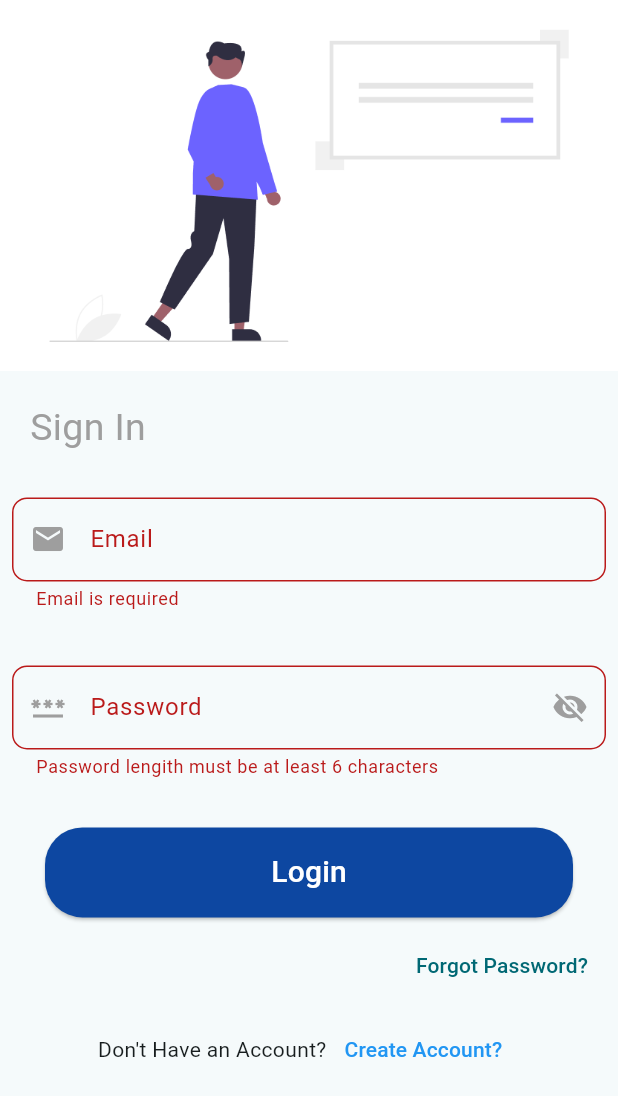
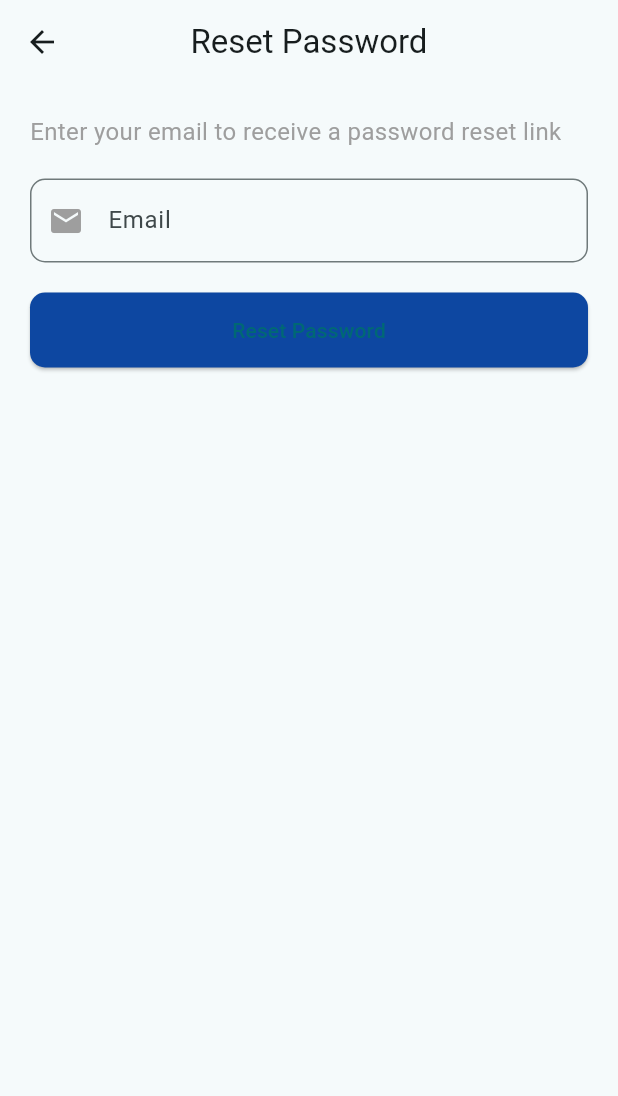
Before and after one commit to kkbughunter/control, a Flutter app: the screen it shows after launch, after a tap on "Login", after a tap on "Forgot Password?", on a phone screen of 412 x 824 dp. Shown: the top 1096 px of the screen. Run offline on Flutter 3.47's test engine with Material 3 defaults, Android fonts, the phone set to English and light mode, and no system bars; our stand-ins replace firebase_auth, firebase_core; accounts and stored records are empty.

Commit message:
firebase register & login done

```diff
--- a/lib/main.dart
+++ b/lib/main.dart
@@ -1,20 +1,23 @@
 import 'package:control/screens/login.dart';
+import 'package:firebase_core/firebase_core.dart';
 import 'package:flutter/material.dart';
+import 'firebase_options.dart';
 
 void main() async {
+  WidgetsFlutterBinding.ensureInitialized();
+  await Firebase.initializeApp(
+    options: DefaultFirebaseOptions.currentPlatform,
+  );
   runApp(const MyApp());
 }
-
-class DefaultFirebaseOptions {}
 
 class MyApp extends StatelessWidget {
   const MyApp({super.key});
 
-  // This widget is the root of your application.
   @override
   Widget build(BuildContext context) {
     return MaterialApp(
-      title: 'Flutter Demo',
+      title: 'IoT Control App',
       theme: ThemeData(
         colorScheme: ColorScheme.fromSeed(seedColor: Colors.white),
         useMaterial3: true,
--- /dev/null
+++ b/lib/screens/forget_password.dart
@@ -0,0 +1,94 @@
+import 'package:flutter/material.dart';
+import 'package:control/authmanagement/auth_manage.dart';
+
+class AppForgetPasswordPage extends StatefulWidget {
+  const AppForgetPasswordPage({super.key});
+
+  @override
+  State<AppForgetPasswordPage> createState() => _AppForgetPasswordPageState();
+}
+
+class _AppForgetPasswordPageState extends State<AppForgetPasswordPage> {
+  final TextEditingController _emailController = TextEditingController();
+  final GlobalKey<FormState> _formKey = GlobalKey<FormState>();
+
+  @override
+  Widget build(BuildContext context) {
+    return Scaffold(
+      appBar: AppBar(title: Text("Reset Password"), centerTitle: true),
+      body: Padding(
+        padding: const EdgeInsets.all(20.0),
+        child: Form(
+          key: _formKey,
+          child: Column(
+            crossAxisAlignment: CrossAxisAlignment.start,
+            children: [
+              Text(
+                "Enter your email to receive a password reset link",
+                style: TextStyle(fontSize: 16, color: Colors.grey),
+              ),
+              SizedBox(height: 20),
+              TextFormField(
+                controller: _emailController,
+                validator: (value) {
+                  if (value == null || value.isEmpty) {
+                    return "Email is required";
+                  }
+                  return null;
+                },
+                decoration: InputDecoration(
+                  labelText: "Email",
+                  hintText: "example@gmail.com",
+                  prefixIcon: Icon(Icons.email, color: Colors.grey),
+                  border: OutlineInputBorder(
+                    borderRadius: BorderRadius.circular(10),
+                  ),
+                ),
+              ),
+              SizedBox(height: 20),
+              Center(
+                child: ElevatedButton(
+                  onPressed: () async {
+                    if (_formKey.currentState!.validate()) {
+                      try {
+                        // await AuthManage()
+                        //     .resetPassword(_emailController.text.trim());
+                        ScaffoldMessenger.of(context).showSnackBar(
+                          SnackBar(
+                            backgroundColor: Colors.green,
+                            content: Text(
+                              "Password reset email sent!",
+                              style: TextStyle(color: Colors.white),
+                            ),
+                          ),
+                        );
+                      } catch (e) {
+                        ScaffoldMessenger.of(context).showSnackBar(
+                          SnackBar(
+                            backgroundColor: Colors.red,
+                            content: Text(
+                              "Error: ${e.toString()}",
+                              style: TextStyle(color: Colors.white),
+                            ),
+                          ),
+                        );
+                      }
+                    }
+                  },
+                  child: Text("Reset Password"),
+                  style: ElevatedButton.styleFrom(
+                    minimumSize: Size(double.infinity, 50),
+                    shape: RoundedRectangleBorder(
+                      borderRadius: BorderRadius.circular(10),
+                    ),
+                    backgroundColor: Colors.blue[900],
+                  ),
+                ),
+              ),
+            ],
+          ),
+        ),
+      ),
+    );
+  }
+}
--- a/lib/screens/login.dart
+++ b/lib/screens/login.dart
@@ -1,3 +1,5 @@
+import 'package:control/authmanagement/auth_manage.dart';
+import 'package:control/screens/forget_password.dart';
 import 'package:flutter/material.dart';
 import 'package:control/screens/register.dart';
 
@@ -9,7 +11,7 @@ class AppLoginScreen extends StatefulWidget {
 }
 
 class _AppLoginScreenState extends State<AppLoginScreen> {
-  bool _isPasswordVisible = false;
+  bool _isPasswordVisible = true;
   final _signFormKey = GlobalKey<FormState>();
   TextEditingController _emailController = TextEditingController();
   TextEditingController _passwordController = TextEditingController();
@@ -98,10 +100,28 @@ class _AppLoginScreenState extends State<AppLoginScreen> {
               Padding(
                 padding: const EdgeInsets.only(top: 4, left: 30, right: 30),
                 child: ElevatedButton(
-                  onPressed: () {
+                  onPressed: () async {
                     if (_signFormKey.currentState!.validate()) {
-                      print("Email: ${_emailController.text}");
-                      print("Password: ${_passwordController.text}");
+                      try {
+                        await AuthManage().login(
+                          _emailController.text.trim(),
+                          _passwordController.text.trim(),
+                        );
+                        ScaffoldMessenger.of(context).showSnackBar(
+                          SnackBar(content: Text("Login successful")),
+                        );
+                      } catch (e) {
+                        ScaffoldMessenger.of(context).showSnackBar(
+                          SnackBar(
+                              backgroundColor: Colors.red,
+                              content: Text(
+                                "Invalid credentials Email ID or password",
+                                style: TextStyle(
+                                    color: Colors.white,
+                                    fontWeight: FontWeight.bold),
+                              )),
+                        );
+                      }
                     }
                   },
                   child: Text("Login",
@@ -121,7 +141,14 @@ class _AppLoginScreenState extends State<AppLoginScreen> {
                   Padding(
                     padding: const EdgeInsets.all(8.0),
                     child: TextButton(
-                      onPressed: () {},
+                      onPressed: () {
+                        Navigator.push(
+                          context,
+                          MaterialPageRoute(
+                            builder: (context) => AppForgetPasswordPage(),
+                          ),
+                        );
+                      },
                       child: Text('Forgot Password?'),
                     ),
                   ),
```
Also changed, not shown: lib/authmanagement/auth_manage.dart (added, +51 -0 lines), lib/screens/register.dart (+40 -7 lines).
